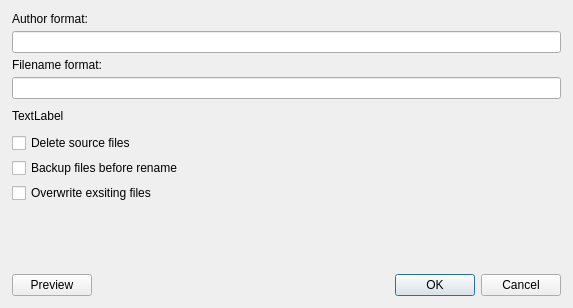
First picture: the form in src/designer/renamedialog.ui, repository dnkorpushov/libro2, before the edit.
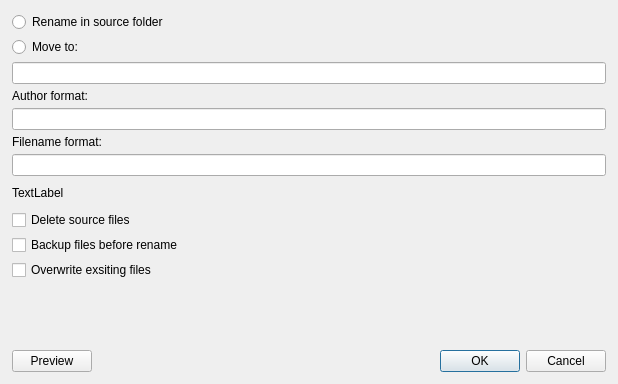
Second picture: the form after the edit. Custom widgets are drawn as their Qt base class.

Diff of the .ui file:
```diff
--- a/src/designer/renamedialog.ui
+++ b/src/designer/renamedialog.ui
@@ -6,8 +6,8 @@
    <rect>
     <x>0</x>
     <y>0</y>
-    <width>573</width>
-    <height>308</height>
+    <width>618</width>
+    <height>384</height>
    </rect>
   </property>
   <property name="minimumSize">
@@ -40,6 +40,23 @@
      <property name="spacing">
       <number>5</number>
      </property>
+     <item>
+      <widget class="QRadioButton" name="radioRenameInSourceFolder">
+       <property name="text">
+        <string>Rename in source folder</string>
+       </property>
+      </widget>
+     </item>
+     <item>
+      <widget class="QRadioButton" name="radioRenameMoveTo">
+       <property name="text">
+        <string>Move to:</string>
+       </property>
+      </widget>
+     </item>
+     <item>
+      <widget class="FolderPicker" name="textMoveToFolder"/>
+     </item>
      <item>
       <widget class="QLabel" name="label">
        <property name="text">
@@ -167,6 +184,11 @@
    <extends>QLineEdit</extends>
    <header>.customcontrols.h</header>
   </customwidget>
+  <customwidget>
+   <class>FolderPicker</class>
+   <extends>QLineEdit</extends>
+   <header>.customcontrols.h</header>
+  </customwidget>
  </customwidgets>
  <resources>
   <include location="resources.qrc"/>
```
